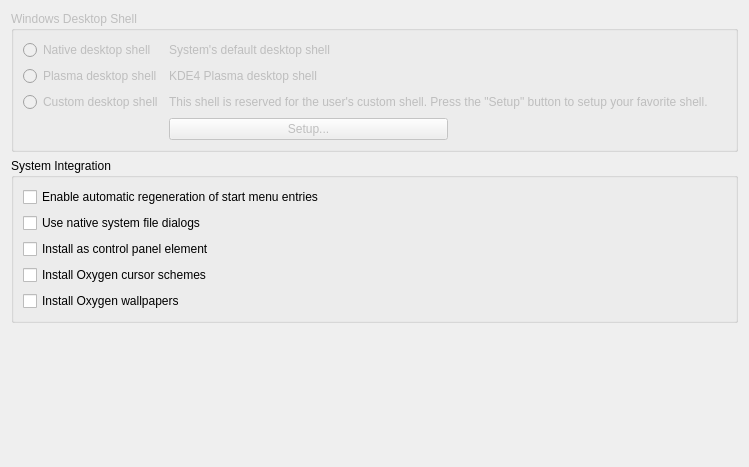
Before: the Qt Designer form platforms/win/config/platform.ui in KDE/kde-runtime, drawn with Qt 5.
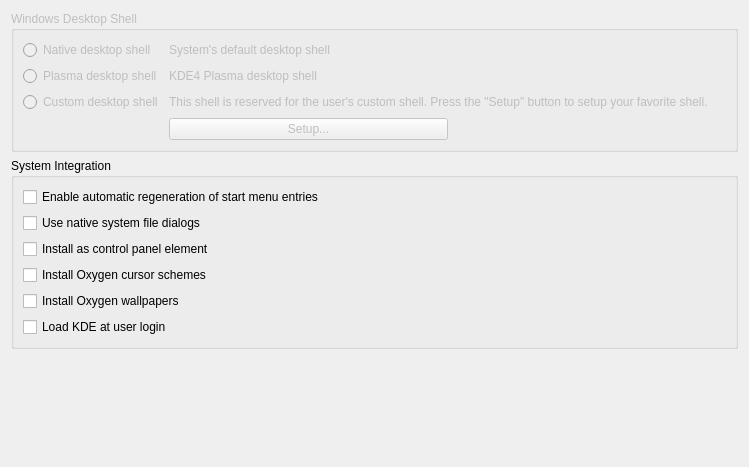
After: the same form once the commit is applied.

Commit message: added option to start kdeinit4 at the user login some tabs->spaces

Patch:
```diff
--- a/platforms/win/config/platform.ui
+++ b/platforms/win/config/platform.ui
@@ -171,6 +171,13 @@
         </property>
        </widget>
       </item>
+      <item>
+       <widget class="QCheckBox" name="chkStartAtLogin">
+        <property name="text">
+         <string>Load KDE at user login</string>
+        </property>
+       </widget>
+      </item>
      </layout>
     </widget>
    </item>
```
Left out of the diff: 127 changed lines with no effect on the pictures. The commit also changes 3 other files.
